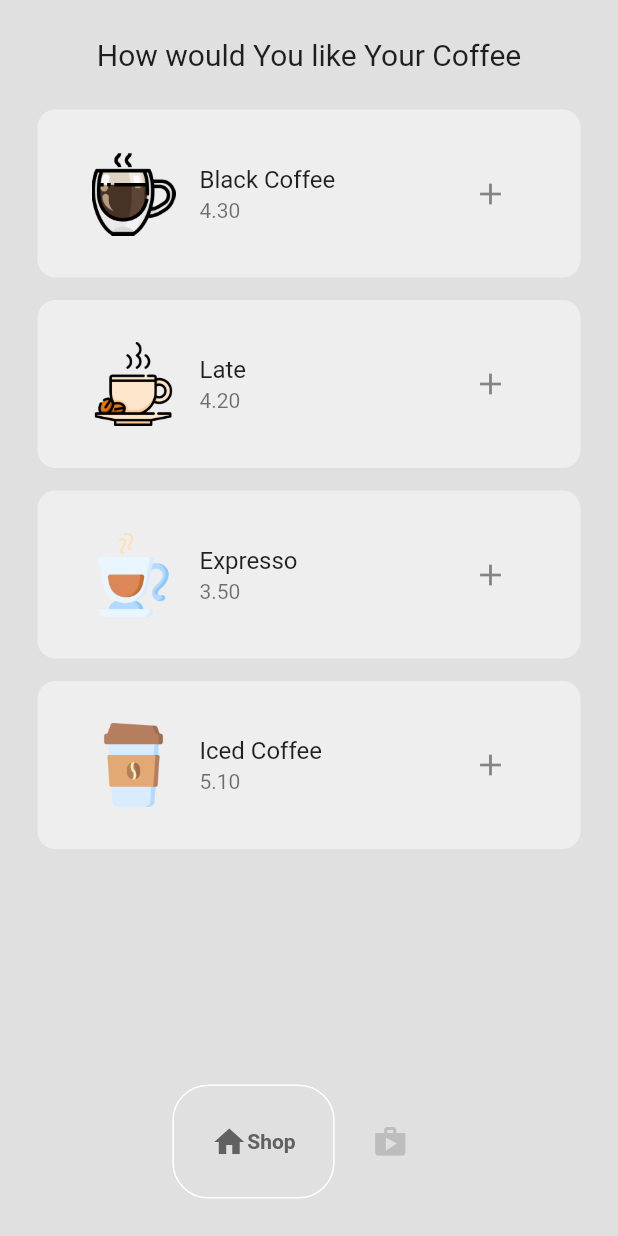
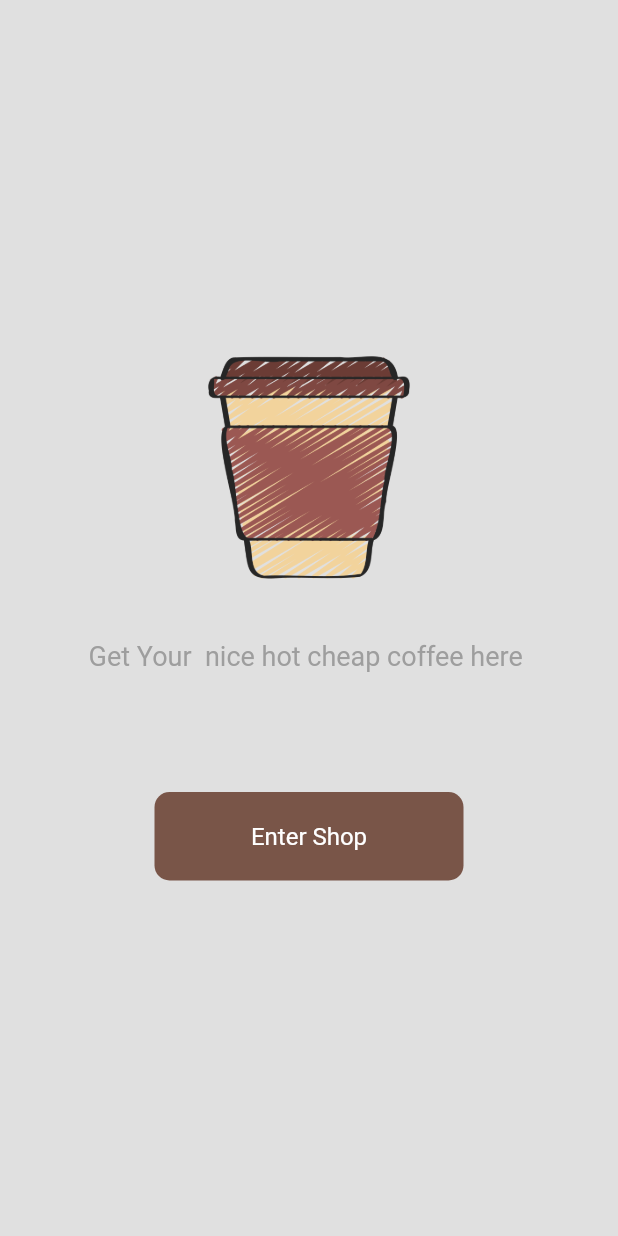
Before and after one commit to Tosin2289/Coffee-shop-app, a Flutter app: the screen it shows after launch, on a phone screen of 412 x 824 dp. Run offline on Flutter 3.47's test engine with Material 2 defaults, Android fonts, the light colour scheme and no system bars; drawn by our look-alikes of google_nav_bar.

Commit message:
fifth commit

```diff
--- a/lib/main.dart
+++ b/lib/main.dart
@@ -1,5 +1,6 @@
 import 'package:coffea_shop_app/models/coffee_shop.dart';
 import 'package:coffea_shop_app/pages/homepage.dart';
+import 'package:coffea_shop_app/pages/intropage.dart';
 import 'package:flutter/material.dart';
 import 'package:provider/provider.dart';
 
@@ -16,10 +17,7 @@ class MyApp extends StatelessWidget {
       create: ((context) => CoffeeShop()),
       builder: (context, child) => MaterialApp(
         debugShowCheckedModeBanner: false,
-        theme: ThemeData(
-          primarySwatch: Colors.blue,
-        ),
-        home: HomePage(),
+        home: IntroPage(),
       ),
     );
   }
--- /dev/null
+++ b/lib/pages/intropage.dart
@@ -0,0 +1,58 @@
+import 'package:coffea_shop_app/const.dart';
+import 'package:coffea_shop_app/pages/homepage.dart';
+import 'package:flutter/material.dart';
+
+class IntroPage extends StatelessWidget {
+  const IntroPage({Key? key}) : super(key: key);
+
+  @override
+  Widget build(BuildContext context) {
+    return Scaffold(
+      backgroundColor: backgroundcolor,
+      body: SafeArea(
+        child: Center(
+          child: Column(
+            mainAxisAlignment: MainAxisAlignment.center,
+            children: [
+              Image.asset(
+                "assets/img2.png",
+                height: 150,
+              ),
+              SizedBox(
+                height: 40,
+              ),
+              Text(
+                "Get Your  nice hot cheap coffee here ",
+                style: TextStyle(fontSize: 18, color: Colors.grey),
+              ),
+              SizedBox(
+                height: 80,
+              ),
+              GestureDetector(
+                onTap: () {
+                  Navigator.pushReplacement(context,
+                      MaterialPageRoute(builder: ((context) {
+                    return HomePage();
+                  })));
+                },
+                child: Container(
+                  padding: EdgeInsets.all(20),
+                  width: MediaQuery.of(context).size.width * .5,
+                  decoration: BoxDecoration(
+                      color: Colors.brown,
+                      borderRadius: BorderRadius.circular(10)),
+                  child: Center(
+                    child: Text(
+                      "Enter Shop",
+                      style: TextStyle(fontSize: 16, color: Colors.white),
+                    ),
+                  ),
+                ),
+              )
+            ],
+          ),
+        ),
+      ),
+    );
+  }
+}
--- a/pubspec.yaml
+++ b/pubspec.yaml
@@ -38,6 +38,7 @@ dependencies:
   cupertino_icons: ^1.0.2
   google_nav_bar: ^5.0.6
   provider: ^6.0.5
+
 
 dev_dependencies:
   flutter_test:
```
Also changed, not shown: lib/componets/coffee_tile.dart (+7 -2 lines), lib/pages/cart_page.dart (+54 -1 lines), lib/pages/shop_page.dart (+11 -2 lines).
